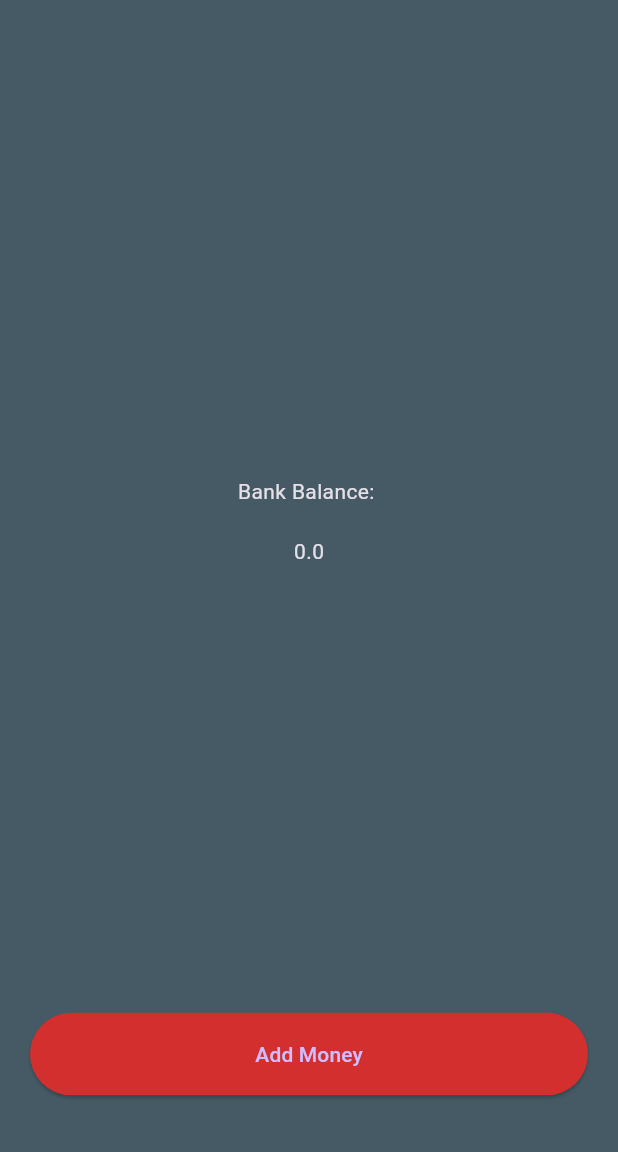
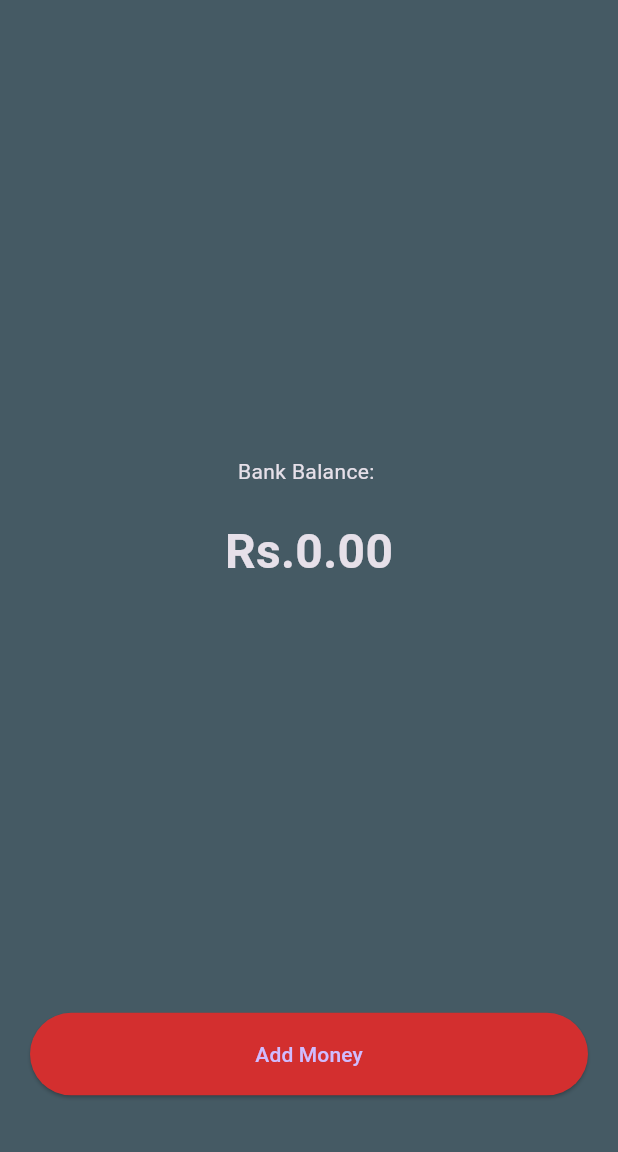
Before and after one commit to coventry-sunil/billionaireapp, a Flutter app: the screen it shows after launch, on a phone screen of 412 x 824 dp, the part 84-1236 px from its top. Run offline on Flutter 3.47's test engine with Material 3 defaults, Android fonts, the phone set to English and light mode, and no system bars; our stand-ins replace shared_preferences.

```diff
--- a/lib/add_money_button.dart
+++ b/lib/add_money_button.dart
@@ -2,7 +2,7 @@ import 'package:flutter/material.dart';
 
 class AddMoneyButton extends StatelessWidget {
   final void Function() addMoneyFunction;
-  AddMoneyButton({super.key, required this.addMoneyFunction});
+  const AddMoneyButton({super.key, required this.addMoneyFunction});
 
   @override
   Widget build(BuildContext context) {
--- a/lib/balance_view.dart
+++ b/lib/balance_view.dart
@@ -1,8 +1,9 @@
 import 'package:flutter/material.dart';
+import 'package:intl/intl.dart';
 
 class BalanceView extends StatelessWidget {
   final double balance;
-  BalanceView({super.key, required this.balance});
+  const BalanceView({super.key, required this.balance});
 
   @override
   Widget build(BuildContext context) {
@@ -13,7 +14,13 @@ class BalanceView extends StatelessWidget {
         children: [
           Text('Bank Balance: '),
           SizedBox(height: 20),
-          Text('$balance'),
+          Text(
+            '${NumberFormat.simpleCurrency(name: 'Rs.').format(balance)}',
+            style: TextStyle(
+              fontSize: 32,
+              fontWeight: FontWeight.bold,
+            ),
+          ),
           // OutlinedButton(
           //     onPressed: loadBalane, child: Text('Load Balance'))
         ],
--- a/pubspec.yaml
+++ b/pubspec.yaml
@@ -36,6 +36,7 @@ dependencies:
   # Use with the CupertinoIcons class for iOS style icons.
   cupertino_icons: ^1.0.8
   shared_preferences: ^2.3.3
+  intl: ^0.20.1
 
 dev_dependencies:
   flutter_test:
```
Also changed, not shown: pubspec.lock, 39 other files.
